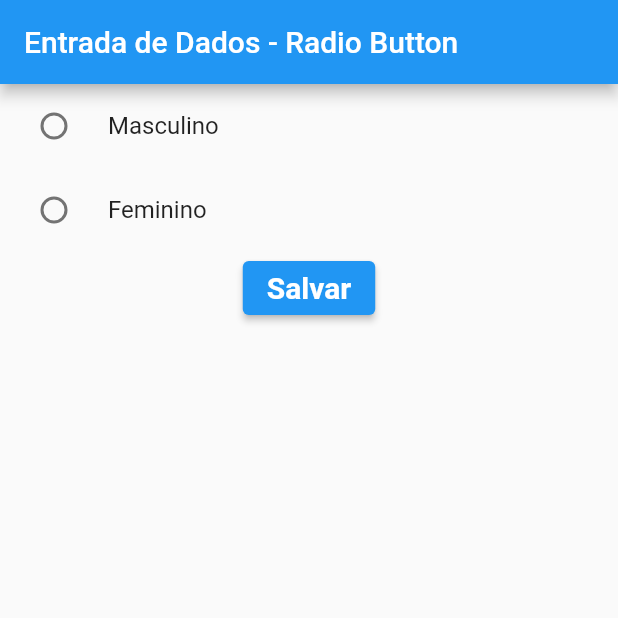
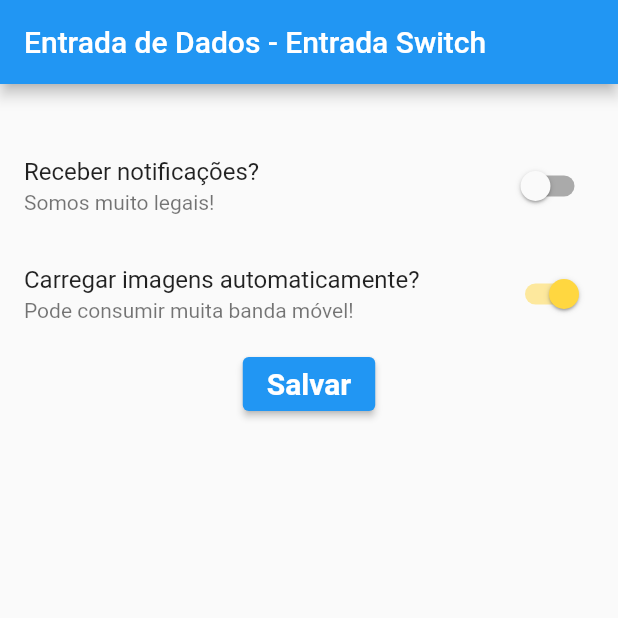
Before and after one commit to Britoweb/entrada_dados, a Flutter app: the screen it shows after launch, after a tap on "Salvar", on a phone screen of 412 x 824 dp, the top half of it. Run offline on Flutter 3.47's test engine with Material 2 defaults, Android fonts, the phone set to English and light mode, and no system bars.

Commit message:
Subindo classe Switch

```diff
--- /dev/null
+++ b/lib/EntradaSwitch.dart
@@ -0,0 +1,105 @@
+import 'package:flutter/material.dart';
+
+
+class EntradaSwitch extends StatefulWidget {
+  const EntradaSwitch({Key? key}) : super(key: key);
+
+  @override
+  _EntradaSwitchState createState() => _EntradaSwitchState();
+}
+
+class _EntradaSwitchState extends State<EntradaSwitch> {
+
+  bool _escolhaUsuario = false;
+  bool _escolhaConfiguracao = true;
+
+  @override
+  Widget build(BuildContext context) {
+    return Scaffold(
+      appBar: AppBar(
+        title: Text("Entrada de Dados - Entrada Switch"),
+      ),
+      body: Container(
+        child: Padding(
+          padding: const EdgeInsets.only(top: 32.0),
+          child: Column(
+            mainAxisAlignment: MainAxisAlignment.start,
+            crossAxisAlignment: CrossAxisAlignment.center,
+            children: [
+           SwitchListTile(
+             activeColor: Colors.lightGreen,
+             subtitle: Text( "Somos muito legais!"),
+             title: Text(
+               "Receber notificações? "
+             ),
+                  value: _escolhaUsuario,
+                  onChanged: (bool? valor) {
+                    setState(() {
+                      _escolhaUsuario = valor!;
+                    });
+                  }
+              ),
+              SwitchListTile(
+                  activeColor: Colors.amberAccent,
+                  subtitle: Text( "Pode consumir muita banda móvel!"),
+                  title: Text(
+                      "Carregar imagens automaticamente? "
+                  ),
+                  value: _escolhaConfiguracao,
+                  onChanged: (bool? valor) {
+                    setState(() {
+                      _escolhaConfiguracao = valor!;
+                    });
+                  }
+              ),
+
+              ElevatedButton(
+                  onPressed: (){
+
+                    if( _escolhaUsuario) {
+                      print(
+                          "Escolha Usuário: ativar notificação!"
+                      );
+                    }else{
+                      print(
+                          "Escolha Usuário: Não ativar notificação!"
+                      );
+                    }
+
+                    if( _escolhaConfiguracao) {
+                      print(
+                          "Escolha Usuário: ativar configuração!"
+                      );
+                    }else{
+                      print(
+                          "Escolha Usuário: Não ativar configuração!"
+                      );
+                    }
+
+                  },
+                  child: Text(
+                    "Salvar",
+                    style: TextStyle(
+                      fontSize: 20,
+                      fontWeight: FontWeight.bold,
+                    ),
+                  )
+              ),
+
+              /*Switch(
+                  value: _escolhaUsuario,
+                  onChanged: (bool? valor) {
+                    setState(() {
+                      _escolhaUsuario = valor!;
+                      print(_escolhaUsuario);
+                    });
+                  }
+              ),*/
+
+            ],
+          ),
+        ),
+      ),
+    );
+  }
+}
--- a/lib/main.dart
+++ b/lib/main.dart
@@ -1,6 +1,7 @@
 import 'package:entrada_dados/CampoTexto.dart';
 import 'package:entrada_dados/EntradaCheckbox.dart';
 import 'package:entrada_dados/EntradaRadioButton.dart';
+import 'package:entrada_dados/EntradaSwitch.dart';
 import 'package:flutter/material.dart';
 
 void main(){
@@ -8,7 +9,8 @@ void main(){
     MaterialApp(
       //home: CampoTexto(),
       //home: EntradaCheckbox(),
-      home: EntradaRadioButton(),
+      //home: EntradaRadioButton(),
+      home: EntradaSwitch(),
     )
   );
 }
```
